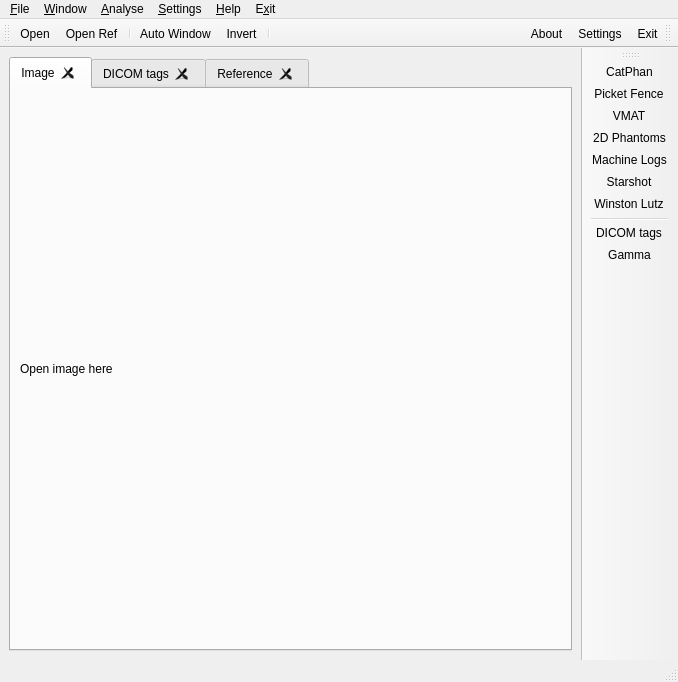
alanphys/LinaQA, file LinaQAForm.ui: the form before one commit.
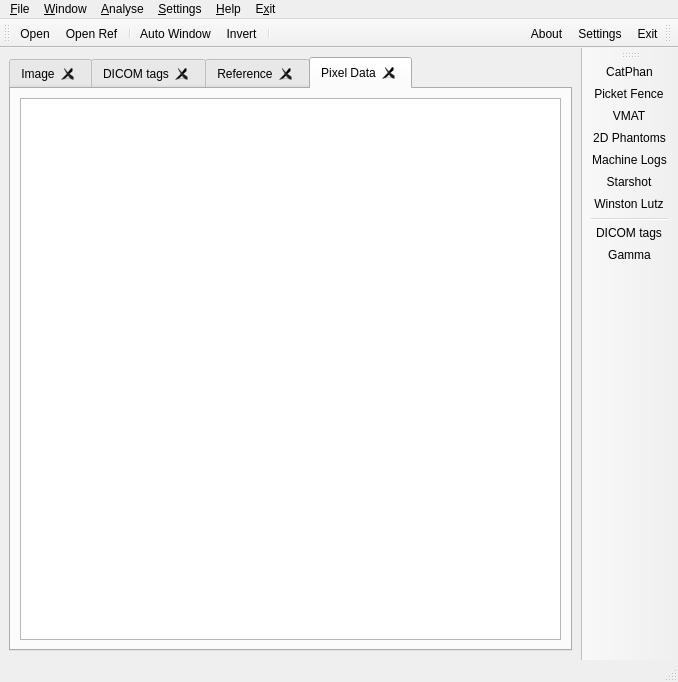
The form after the commit. Icons and pictures are not drawn.

```diff
--- a/LinaQAForm.ui
+++ b/LinaQAForm.ui
@@ -28,7 +28,7 @@
     <item>
      <widget class="QTabWidget" name="tabWidget">
       <property name="currentIndex">
-       <number>0</number>
+       <number>3</number>
       </property>
       <property name="tabsClosable">
        <bool>true</bool>
@@ -130,6 +130,16 @@
         </item>
        </layout>
       </widget>
+      <widget class="QWidget" name="tab_4">
+       <attribute name="title">
+        <string>Pixel Data</string>
+       </attribute>
+       <layout class="QHBoxLayout" name="horizontalLayout_3">
+        <item>
+         <widget class="QTableWidget" name="tableWidget"/>
+        </item>
+       </layout>
+      </widget>
      </widget>
     </item>
    </layout>
```
Left out of the diff: 22 changed lines with no effect on the pictures.
